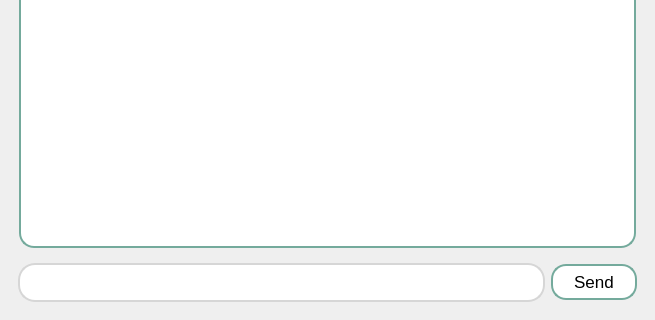
This is Buổi 7/Dev/main.ui in MaiNgocChau9/Python-App-A- as Qt 5 draws it before an edit; both pictures show x 0 to 655 and y 190 to 510 of the 655 by 510 pixel window. The edited form follows.
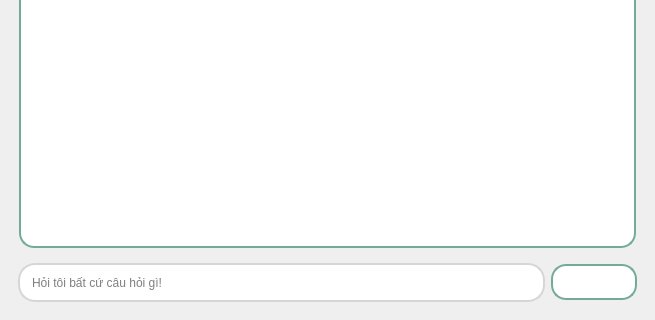
This is the edited form. Icons and pictures are not drawn.

```diff
--- a/Buổi 7/Dev/main.ui
+++ b/Buổi 7/Dev/main.ui
@@ -97,6 +97,9 @@
 	background-color: white;
 }</string>
          </property>
+         <property name="placeholderText">
+          <string>Hỏi tôi bất cứ câu hỏi gì!</string>
+         </property>
         </widget>
        </item>
        <item>
@@ -130,7 +133,11 @@
 }</string>
          </property>
          <property name="text">
-          <string>Send</string>
+          <string/>
+         </property>
+         <property name="icon">
+          <iconset>
+           <normaloff>send.png</normaloff>send.png</iconset>
          </property>
         </widget>
        </item>
```
